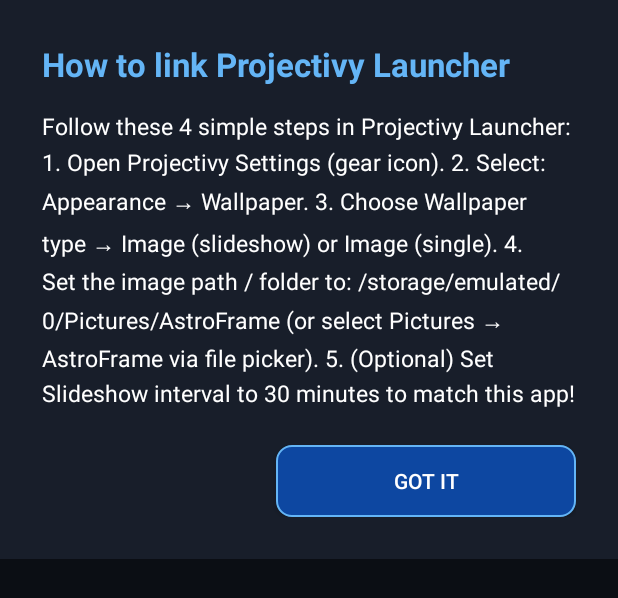
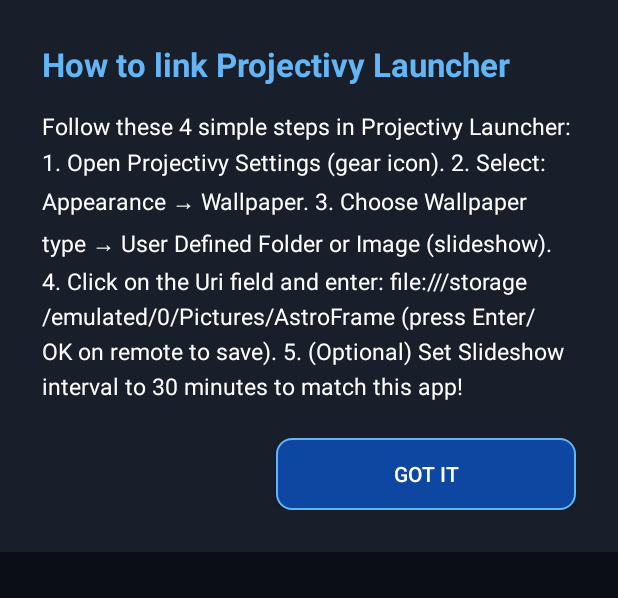
Before and after one commit to mandy321/AstroFrame, an Android app: the layout dialog_setup_guide.xml on its own in the app's theme, with its tools: preview values and no code run, on a phone screen of 412 x 824 dp. Shown: the top 598 px of the screen. Run offline under Robolectric (Android 15) with nearby library versions, the phone set to English and light mode, and no system bars.

Commit message:
Update Projectivy URI instructions in README and in-app guide

```diff
--- a/app/src/main/res/values/strings.xml
+++ b/app/src/main/res/values/strings.xml
@@ -14,9 +14,9 @@
 
 1. Open Projectivy Settings (gear icon).
 2. Select: Appearance → Wallpaper.
-3. Choose "Wallpaper type" → "Image (slideshow)" or "Image (single)".
-4. Set the image path / folder to:
-    /storage/emulated/0/Pictures/AstroFrame
-    (or select Pictures → AstroFrame via file picker).
+3. Choose "Wallpaper type" → "User Defined Folder" or "Image (slideshow)".
+4. Click on the "Uri" field and enter:
+    file:///storage/emulated/0/Pictures/AstroFrame
+    (press Enter/OK on remote to save).
 5. (Optional) Set Slideshow interval to 30 minutes to match this app!]]></string>
 </resources>
```
Also changed, not shown: 1 other file.
